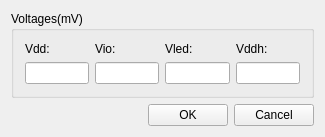
Above: Huangpu/Syn_UpdateADCOffsetsDlg.ui from fanmuzhi/huangpu before the change. Below: the same form after it.
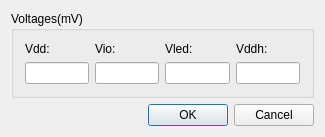
That is the form after the change.

Patch:
```diff
--- a/Huangpu/Syn_UpdateADCOffsetsDlg.ui
+++ b/Huangpu/Syn_UpdateADCOffsetsDlg.ui
@@ -1,7 +1,7 @@
 <?xml version="1.0" encoding="UTF-8"?>
 <ui version="4.0">
  <class>Syn_UpdateADCOffsetsDlg</class>
- <widget class="QWidget" name="Syn_UpdateADCOffsetsDlg">
+ <widget class="QDialog" name="Syn_UpdateADCOffsetsDlg">
   <property name="windowModality">
    <enum>Qt::ApplicationModal</enum>
   </property>
```
